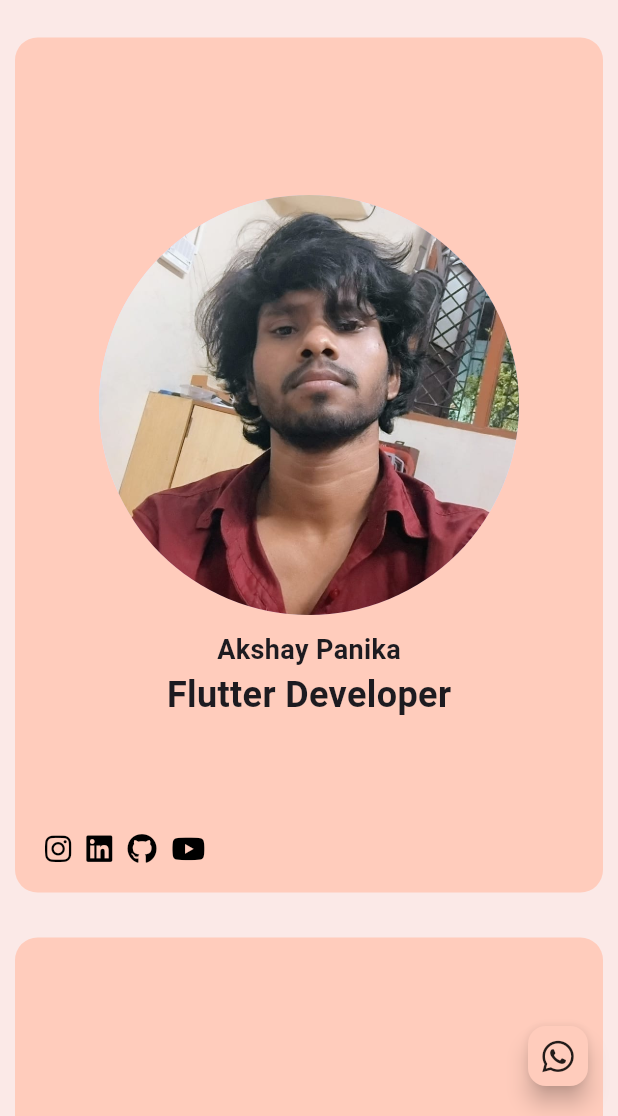
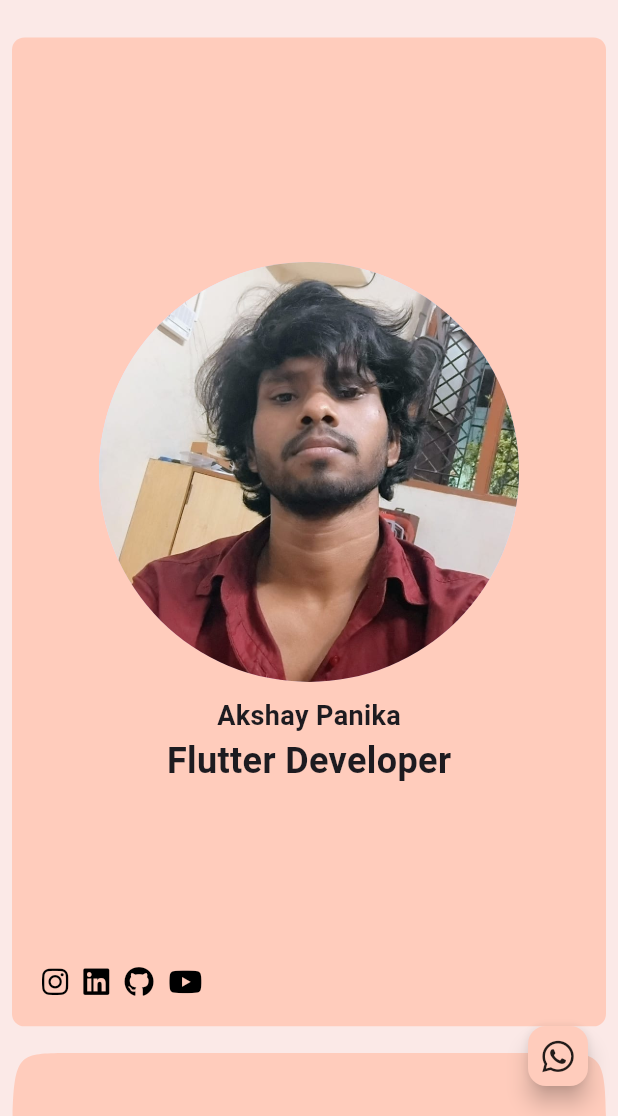
Before and after one commit to Akshay-Panika/Zero-pls, a Flutter app: the screen it shows after launch, after a tap on "My Project", after a tap on "Home", on a phone screen of 412 x 824 dp, the part 120-1236 px from its top. Run offline on Flutter 3.47's test engine with Material 3 defaults, Android fonts, the light colour scheme and no system bars; our stand-ins replace firebase_core, font_awesome_flutter, get, just_audio; accounts and stored records are empty.

Commit message:
Commited by me at 2025

```diff
--- a/lib/custom_widget/mybutton.dart
+++ b/lib/custom_widget/mybutton.dart
@@ -19,29 +19,22 @@ class _MyButtonState extends State<MyButton> {
   bool isNextHovered = false;
   @override
   Widget build(BuildContext context) {
-    return SizedBox(
-      height: 90,
-     // color: Colors.white,
-      child: Stack(
+    final screenWidth = MediaQuery.of(context).size.width;
+    final screenHeight = MediaQuery.of(context).size.height;
+    return Stack(
+      alignment: AlignmentDirectional.bottomEnd,
       children: [
 
         /// Back $ Next
         Align(
           alignment: Alignment.bottomCenter,
-            child: Container(
-              height: 80,
-              width: 400,
-              decoration: BoxDecoration(
-                borderRadius: const BorderRadius.only(
-                    topLeft: Radius.circular(15),
-                    topRight: Radius.circular(15)),
-                color: Colors.deepOrange.shade50,
-              ),
-
           child: Row(
+            mainAxisAlignment: MainAxisAlignment.center,
+            crossAxisAlignment: CrossAxisAlignment.end,
             children: [
-                  Expanded(child: Container(
-                    margin: const EdgeInsets.all(15),
+              Container(
+                margin: EdgeInsets.only(bottom: screenWidth*0.002,),
+                padding: EdgeInsets.symmetric(horizontal: screenWidth*0.045, vertical:  screenWidth*0.005),
                 decoration: BoxDecoration(
                   borderRadius: BorderRadius.circular(10),
                   color: Colors.deepOrange.shade100,
@@ -54,10 +47,11 @@ class _MyButtonState extends State<MyButton> {
                       });
                     },
                     child:  Center(child: Text(widget.backButtonTitle, style: TextStyle(fontSize: 16, fontWeight: FontWeight.w700, color: isBackHovered? Colors.deepOrange.shade50:Colors.black),),)),
-                  )),
+              ),
 
-                  Expanded(child: Container(
-                    margin: const EdgeInsets.all(15),
+              Container(
+                margin: EdgeInsets.only(bottom: screenWidth*0.002,),
+                padding: EdgeInsets.symmetric(horizontal: screenWidth*0.045, vertical:  screenWidth*0.005),
                 decoration: BoxDecoration(
                   borderRadius: BorderRadius.circular(10),
                   color: Colors.deepOrange.shade100,
@@ -69,10 +63,9 @@ class _MyButtonState extends State<MyButton> {
                        isNextHovered = value;
                      });
                     },
-                        child:  Center(child: Text(widget.nextButtonTitle, style: TextStyle(fontSize: 16, fontWeight: FontWeight.w700, color: isNextHovered? Colors.deepOrange.shade50:Colors.black),),)),
-                  )),
+                    child:  Center(child: Text(widget.nextButtonTitle, style: TextStyle(fontSize: 16, fontWeight: FontWeight.w700, color: isNextHovered? Colors.deepOrange.shade50:Colors.black),))),
+              ),
             ],
-              ),
           ),
         ),
 
@@ -87,7 +80,6 @@ class _MyButtonState extends State<MyButton> {
             ),),
         )
       ],
-      ),
     );
   }
 }
--- a/lib/screen_widget/home_screen.dart
+++ b/lib/screen_widget/home_screen.dart
@@ -54,22 +54,24 @@ class _HomeScreenState extends State<HomeScreen> {
            child: ListView(
              children: [
 
-                 Wrap(
+                Padding(
+                  key: homeKey,
+                  padding: const EdgeInsets.only(left: 8, right: 8, top: 15),
+                  child:  Wrap(
+                    spacing: screenWidth*0.04,
+                    runSpacing: screenWidth*0.04,
                     alignment: WrapAlignment.center,
+                   crossAxisAlignment: WrapCrossAlignment.center,
                    children: [
-
-                    MyProfile(key: homeKey,),
-                    const MyData(),
-
-
+                     MyProfile(),
+                     MyData(),
                    ],
+                  ),
                 ),
 
 
                 MySkills(key: skillsKey,),
 
-                screenWidth > 600 ?
-                0.height:20.height,
                 MyFooter(),
              ],
            ),
--- a/lib/screen_widget/mydata.dart
+++ b/lib/screen_widget/mydata.dart
@@ -22,27 +22,19 @@ class _MyDataState extends State<MyData> {
   @override
   Widget build(BuildContext context) {
     final screenWidth = MediaQuery.of(context).size.width;
+    final screenHeight = MediaQuery.of(context).size.height;
     return SizedBox(
-      height: 600,
-      width: screenWidth > 500 ? screenWidth * 0.6 : screenWidth * 1,
-      // color: Colors.green,
+      width: screenWidth > 600 ? screenWidth*0.6: double.infinity,
+      child: Stack(
+        alignment: AlignmentDirectional.bottomEnd,
+        children: [
+          ClipPath(
+            clipper: RPSCustomClipper(),
             child: Container(
-        margin: EdgeInsets.only(
-          right: screenWidth > 500 ? 45 : 10,
-          left: screenWidth > 500 ? 0 : 10,
-          top: 15, bottom: 15,
-        ),
-        decoration: BoxDecoration(
-          borderRadius: BorderRadius.circular(15),
+             // width: screenWidth > 600 ? screenWidth*0.6: double.infinity,
+              height: screenHeight*0.8,
               color: Colors.deepOrange.shade100,
-        ),
-        child:  Column(
-          mainAxisAlignment: MainAxisAlignment.spaceBetween,
-          crossAxisAlignment: CrossAxisAlignment.center,
-          children: [
-
-             Expanded(
-                 child: PageView(
+              child:  PageView(
                 controller: _pageController,
                         onPageChanged: (index) {
               setState(() {
@@ -54,7 +46,9 @@ class _MyDataState extends State<MyData> {
               myEducations(),
               const MyCertificate(),
                         ],
-             )),
+                      ),
+            ),
+          ),
 
           MyButton(
             backButtonTitle: 'Back',
@@ -68,7 +62,65 @@ class _MyDataState extends State<MyData> {
           ),
         ],
       ),
-      ),
     );
   }
 }
+
+/// Clipper path
+class MyCardClipper extends CustomClipper<Path> {
+  @override
+  Path getClip(Size size) {
+    const double radius = 20.0; // Radius for the rounded corners
+
+    Path path_0 = Path();
+    path_0.moveTo(0,size.height*0.2600000);
+    path_0.cubicTo(size.width*0.0033200,size.height*0.0074000,size.width*0.0030000,size.height*0.0037500,size.width*0.1000000,0);
+    path_0.cubicTo(size.width*0.1500000,0,size.width*0.2500000,size.height*0.0037500,size.width*0.3000000,size.height*0.0050000);
+    path_0.cubicTo(size.width*0.3426000,size.height*0.0062500,size.width*0.3406000,size.height*0.1107500,size.width*0.4000000,size.height*0.1100000);
+    path_0.cubicTo(size.width*0.4510000,size.height*0.1112500,size.width*0.5530000,size.height*0.1087500,size.width*0.6040000,size.height*0.1100000);
+    path_0.cubicTo(size.width*0.6666000,size.height*0.1075000,size.width*0.6606000,size.height*0.0035000,size.width*0.7040000,size.height*0.0050000);
+    path_0.cubicTo(size.width*0.7540000,size.height*0.0050000,size.width*0.8540000,size.height*0.0050000,size.width*0.9040000,size.height*0.0050000);
+    path_0.cubicTo(size.width*1.0008000,size.height*0.0042500,size.width,size.height*0.0047500,size.width,size.height*0.2500000);
+    path_0.cubicTo(size.width*1.0005000,size.height*0.3775000,size.width*1.0015000,size.height*0.6325000,size.width*1.0020000,size.height*0.7600000);
+    path_0.cubicTo(size.width*1.0013000,size.height*0.9967500,size.width*1.0023000,size.height*0.9962500,size.width*0.9000000,size.height*0.9950000);
+    path_0.cubicTo(size.width*0.6995000,size.height*0.9950000,size.width*0.2985000,size.height*0.9950000,size.width*0.0980000,size.height*0.9950000);
+    path_0.cubicTo(size.width*0.0004000,size.height*1.0005000,size.width*0.0012000,size.height*1.0015000,size.width*0.0020000,size.height*0.7450000);
+    path_0.cubicTo(size.width*0.0015000,size.height*0.6237500,size.width*0.0015000,size.height*0.6237500,0,size.height*0.2600000);
+    path_0.close();
+
+    return path_0;
+  }
+
+  @override
+  bool shouldReclip(CustomClipper<Path> oldClipper) {
+    return false;
+  }
+}
+
+class RPSCustomClipper extends CustomClipper<Path> {
+  @override
+  Path getClip(Size size) {
+    Path path_0 = Path();
+    path_0.moveTo(0, size.height * 0.1020000);
+    path_0.cubicTo(size.width * 0.0019000, size.height * 0.0034600, size.width * 0.0025000, size.height * 0.0030000, size.width * 0.0833333, size.height * 0.0020000);
+    path_0.cubicTo(size.width * 0.2916667, size.height * 0.0020000, size.width * 0.7083333, size.height * 0.0020000, size.width * 0.9166667, size.height * 0.0020000);
+    path_0.cubicTo(size.width * 1.0001667, size.height * 0.0025000, size.width * 1.0005000, size.height * 0.0051000, size.width, size.height * 0.1000000);
+    path_0.cubicTo(size.width, size.height * 0.2995000, size.width, size.height * 0.6985000, size.width, size.height * 0.8980000);
+    path_0.cubicTo(size.width * 1.0018333, size.height * 1.0008000, size.width * 1.0015000, size.height, size.width * 0.9166667, size.height * 1.0020000);
+    path_0.cubicTo(size.width * 0.8750000, size.height * 1.0015000, size.width * 0.7916667, size.height * 1.0005000, size.width * 0.7500000, size.height);
+    path_0.cubicTo(size.width * 0.6643333, size.height, size.width * 0.7503333, size.height * 0.9024000, size.width * 0.6633333, size.height * 0.9040000);
+    path_0.cubicTo(size.width * 0.5812500, size.height * 0.9035000, size.width * 0.4170833, size.height * 0.9025000, size.width * 0.3350000, size.height * 0.9020000);
+    path_0.cubicTo(size.width * 0.2510833, size.height * 0.9046000, size.width * 0.3339167, size.height * 0.9978000, size.width * 0.2500000, size.height * 1.0020000);
+    path_0.cubicTo(size.width * 0.2087500, size.height * 1.0015000, size.width * 0.1262500, size.height * 1.0005000, size.width * 0.0850000, size.height);
+    path_0.cubicTo(size.width * 0.0015000, size.height * 1.0017000, size.width * -0.0001667, size.height * 1.0035000, size.width * 0.0016667, size.height * 0.8980000);
+    path_0.cubicTo(size.width * 0.0012500, size.height * 0.6990000, size.width * 0.0012500, size.height * 0.6990000, 0, size.height * 0.1020000);
+    path_0.close();
+
+    return path_0;
+  }
+
+  @override
+  bool shouldReclip(CustomClipper<Path> oldClipper) {
+    return true;
+  }
+}
--- a/lib/screen_widget/myprofile.dart
+++ b/lib/screen_widget/myprofile.dart
@@ -21,14 +21,12 @@ class _MyProfileState extends State<MyProfile> {
   @override
   Widget build(BuildContext context) {
     final screenWidth = MediaQuery.of(context).size.width;
+    final screenHeight = MediaQuery.of(context).size.height;
     return  Container(
-      height: 600,
-      width: screenWidth > 500 ? screenWidth*0.4 : screenWidth*1,
-      child: Container(
-        margin: EdgeInsets.symmetric(horizontal:screenWidth > 500? 45 :10, vertical: 15),
-        //margin: const EdgeInsets.symmetric(horizontal: 45, vertical: 15),
+      width: screenWidth > 600 ? screenWidth*0.3: double.infinity,
+      height: screenHeight*0.8,
       decoration: BoxDecoration(
-          borderRadius: BorderRadius.circular(15),
+        borderRadius: BorderRadius.circular(screenWidth*0.02),
         color: Colors.deepOrange.shade100,
       ),
       child: Column(
@@ -92,7 +90,6 @@ class _MyProfileState extends State<MyProfile> {
 
         ],
       ),
-      ),
     );
   }
 }
```
Also changed, not shown: 1 other file. Lines whose indentation alone changed are shown as unchanged.
